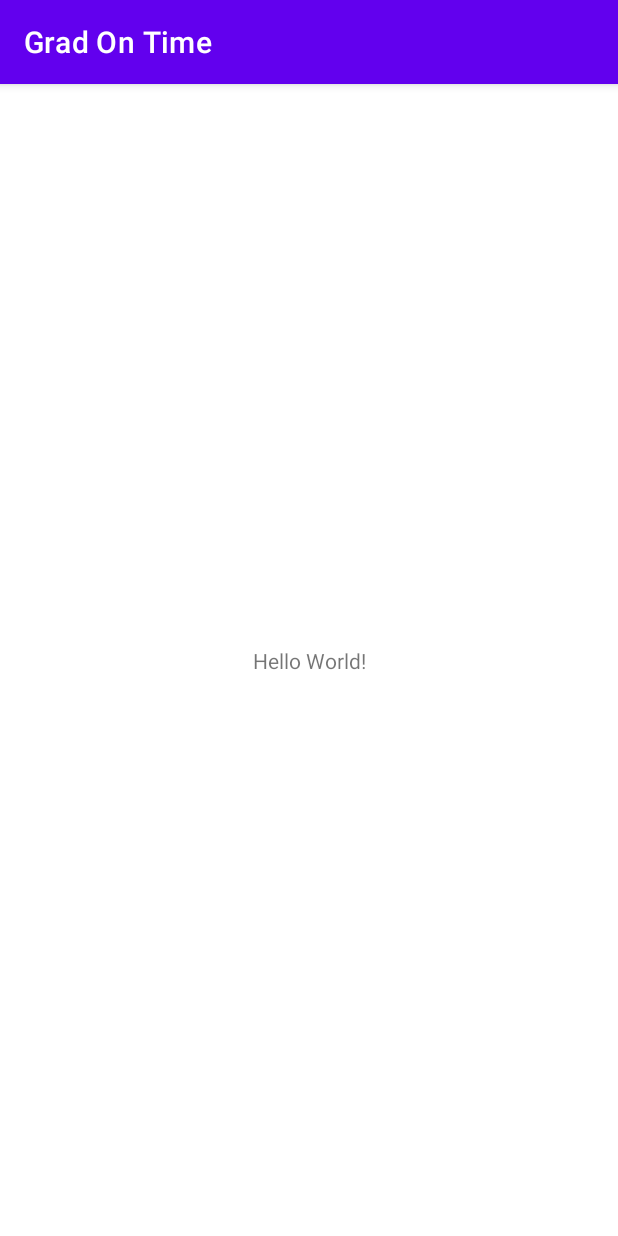
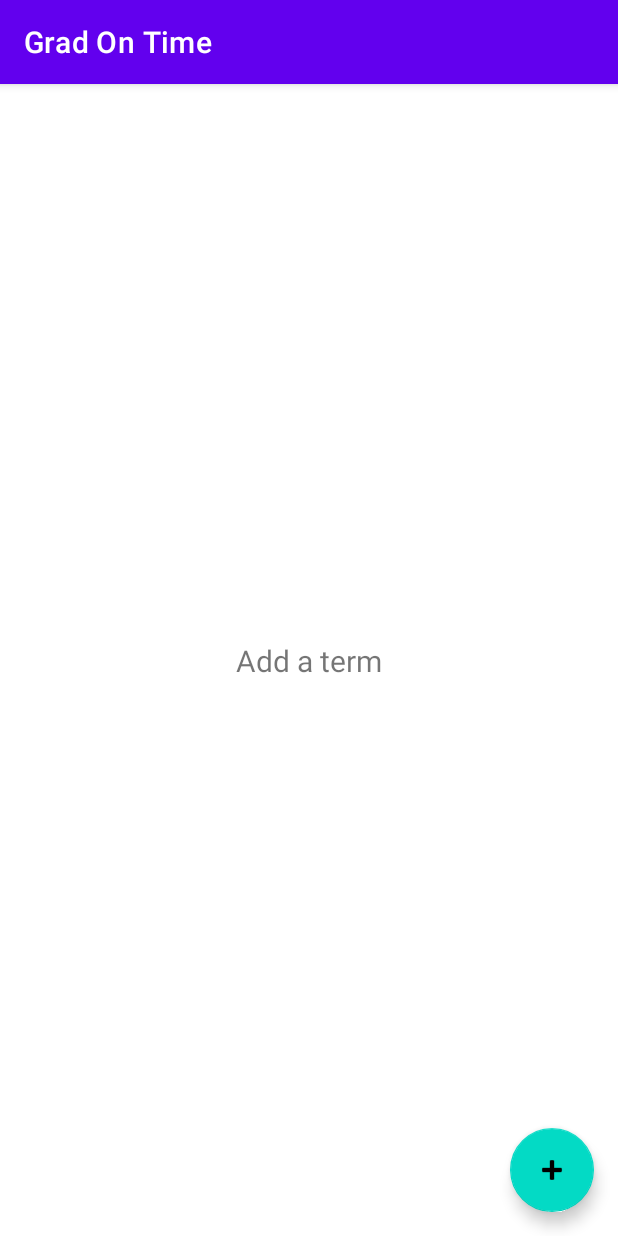
Before and after one commit to tmills2000/GradOnTime, an Android app: the screen it shows after launch (MainActivity before the commit, TermList after it), on a phone screen of 412 x 824 dp. Run offline under Robolectric (Android 15) with nearby library versions, the phone set to English and light mode, and no system bars.

Commit message:
Refactored some files and added a placeholder text for the terms.

```diff
--- a/app/src/main/AndroidManifest.xml
+++ b/app/src/main/AndroidManifest.xml
@@ -12,7 +12,7 @@
         android:theme="@style/Theme.GradOnTime"
         tools:targetApi="31">
         <activity
-            android:name=".MainActivity"
+            android:name=".ui.TermList"
             android:exported="true">
             <intent-filter>
                 <action android:name="android.intent.action.MAIN" />
--- a/app/src/main/java/com/example/gradontime/MainActivity.java
+++ b/app/src/main/java/com/example/gradontime/ui/TermList.java
@@ -1,14 +1,17 @@
-package com.example.gradontime;
+package com.example.gradontime.ui;
 
 import androidx.appcompat.app.AppCompatActivity;
 
 import android.os.Bundle;
 
-public class MainActivity extends AppCompatActivity {
+import com.example.gradontime.R;
+
+public class TermList extends AppCompatActivity {
 
     @Override
     protected void onCreate(Bundle savedInstanceState) {
         super.onCreate(savedInstanceState);
-        setContentView(R.layout.activity_main);
+        setContentView(R.layout.activity_term_list);
     }
+
 }
--- a/app/src/main/res/layout/activity_main.xml
+++ /dev/null
@@ -1,18 +0,0 @@
-<?xml version="1.0" encoding="utf-8"?>
-<androidx.constraintlayout.widget.ConstraintLayout xmlns:android="http://schemas.android.com/apk/res/android"
-    xmlns:app="http://schemas.android.com/apk/res-auto"
-    xmlns:tools="http://schemas.android.com/tools"
-    android:layout_width="match_parent"
-    android:layout_height="match_parent"
-    tools:context=".MainActivity">
-
-    <TextView
-        android:layout_width="wrap_content"
-        android:layout_height="wrap_content"
-        android:text="Hello World!"
-        app:layout_constraintBottom_toBottomOf="parent"
-        app:layout_constraintEnd_toEndOf="parent"
-        app:layout_constraintStart_toStartOf="parent"
-        app:layout_constraintTop_toTopOf="parent" />
-
-</androidx.constraintlayout.widget.ConstraintLayout>
--- /dev/null
+++ b/app/src/main/res/layout/activity_term_list.xml
@@ -0,0 +1,35 @@
+<?xml version="1.0" encoding="utf-8"?>
+<androidx.constraintlayout.widget.ConstraintLayout xmlns:android="http://schemas.android.com/apk/res/android"
+    xmlns:app="http://schemas.android.com/apk/res-auto"
+    xmlns:tools="http://schemas.android.com/tools"
+    android:layout_width="match_parent"
+    android:layout_height="match_parent"
+    tools:context=".ui.TermList">
+
+    <TextView
+        android:id="@+id/placeholder_text"
+        android:textSize="20dp"
+        android:layout_width="wrap_content"
+        android:layout_height="wrap_content"
+        android:text="@string/add_term"
+        app:layout_constraintBottom_toBottomOf="parent"
+        app:layout_constraintEnd_toEndOf="parent"
+        app:layout_constraintStart_toStartOf="parent"
+        app:layout_constraintTop_toTopOf="parent"
+        />
+
+    <com.google.android.material.floatingactionbutton.FloatingActionButton
+        android:id="@+id/floatingActionButton"
+        android:layout_width="wrap_content"
+        android:layout_height="wrap_content"
+        android:layout_marginEnd="16dp"
+        android:layout_marginBottom="16dp"
+        android:clickable="true"
+        android:src="@android:drawable/ic_input_add"
+
+        app:layout_constraintBottom_toBottomOf="parent"
+        app:layout_constraintEnd_toEndOf="parent"
+        android:contentDescription="@string/add_term_button"
+        />
+
+</androidx.constraintlayout.widget.ConstraintLayout>
--- a/app/src/main/res/values/strings.xml
+++ b/app/src/main/res/values/strings.xml
@@ -1,3 +1,5 @@
 <resources>
     <string name="app_name">Grad On Time</string>
+    <string name="add_term">Add a term</string>
+    <string name="add_term_button">Add term button</string>
 </resources>
```
